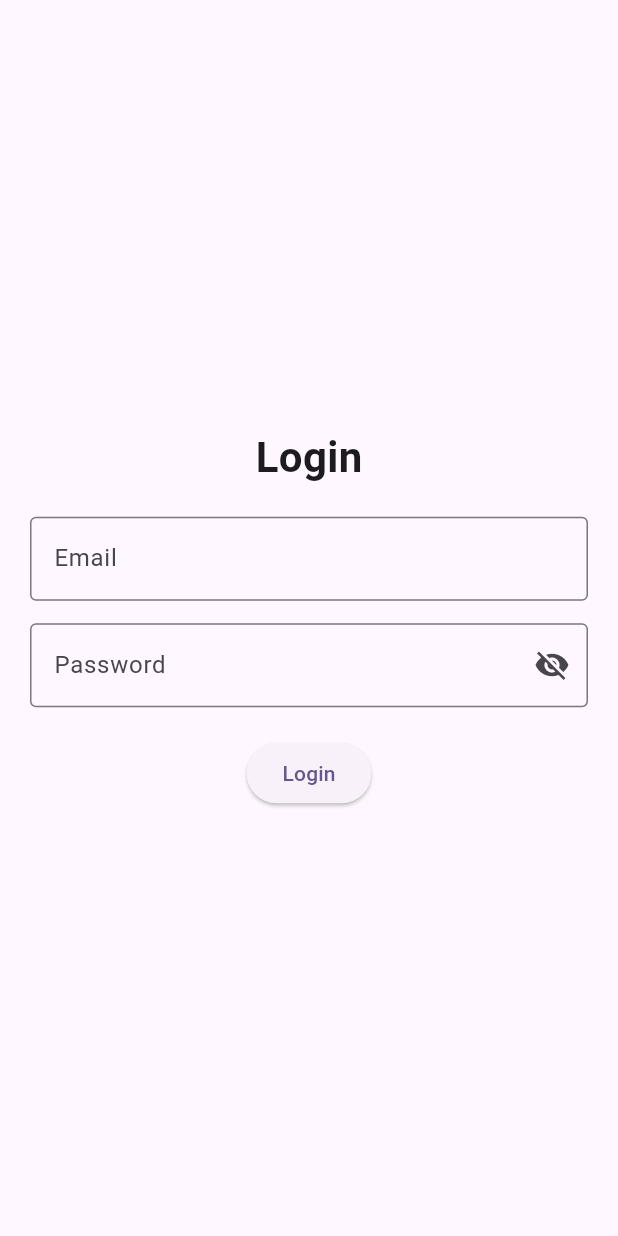
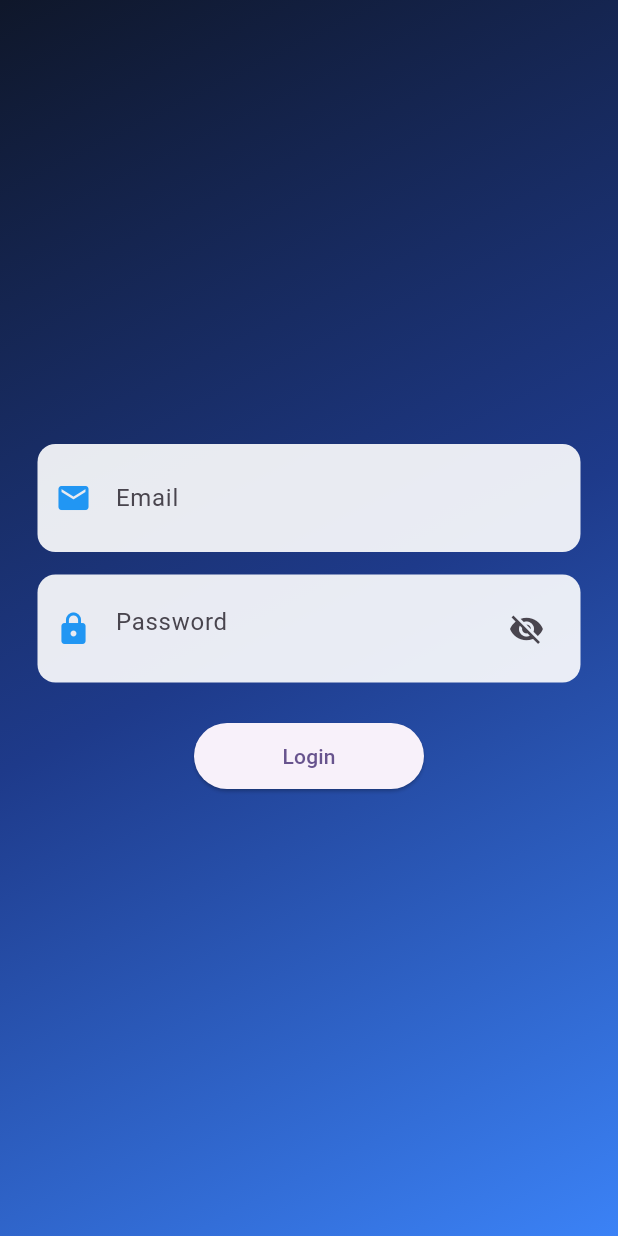
Before and after one commit to Julianarwansah/uas_cashflow_app, a Flutter app: the LoginScreen screen opened directly, on a phone screen of 412 x 824 dp. Run offline on Flutter 3.47's test engine with Material 3 defaults, Android fonts, the phone set to English and light mode, and no system bars; our stand-ins replace lottie.

Commit message:
feat(login):Tambahkan Background Gradient

```diff
--- a/lib/login/login.dart
+++ b/lib/login/login.dart
@@ -11,58 +11,84 @@ class _LoginScreenState extends State<LoginScreen> {
   final TextEditingController emailController = TextEditingController();
   final TextEditingController passController = TextEditingController();
   bool hidePassword = true;
+   Widget _inputField({
+    required String label,
+    required IconData icon,
+    required TextEditingController controller,
+    bool password = false,
+  }) {
+    return Container(
+      padding: const EdgeInsets.all(12),
+      decoration: BoxDecoration(
+        color: Colors.white.withOpacity(0.9),
+        borderRadius: BorderRadius.circular(12),
+      ),
+      child: TextField(
+        controller: controller,
+        obscureText: password ? hidePassword : false,
+        decoration: InputDecoration(
+          icon: Icon(icon, color: Colors.blue),
+          hintText: label,
+          border: InputBorder.none,
+          suffixIcon: password
+              ? IconButton(
+                  icon: Icon(
+                      hidePassword ? Icons.visibility_off : Icons.visibility),
+                  onPressed: () => setState(() => hidePassword = !hidePassword),
+                )
+              : null,
+        ),
+      ),
+    );
+  }
+
 
   @override
   Widget build(BuildContext context) {
     return Scaffold(
-      body: Padding(
-        padding: const EdgeInsets.all(20),
-        child: Column(
-          mainAxisAlignment: MainAxisAlignment.center,
-          children: [
-            const Text(
-              "Login",
-              style: TextStyle(fontSize: 28, fontWeight: FontWeight.bold),
-            ),
-
-            const SizedBox(height: 20),
-
-            TextField(
-              controller: emailController,
-              decoration: const InputDecoration(
-                labelText: "Email",
-                border: OutlineInputBorder(),
+      body: Container(
+        width: double.infinity,
+        height: double.infinity,
+        decoration: const BoxDecoration(
+          gradient: LinearGradient(
+            begin: Alignment.topLeft,
+            end: Alignment.bottomRight,
+            colors: [
+              Color(0xFF0F172A),
+              Color(0xFF1E3A8A),
+              Color(0xFF3B82F6),
+            ],
           ),
         ),
-
+        child: Center(
+          child: Padding(
+            padding: const EdgeInsets.symmetric(horizontal: 25),
+            child: Column(
+              mainAxisSize: MainAxisSize.min,
+              children: [
+                _inputField(
+                  label: "Email",
+                  icon: Icons.email,
+                  controller: emailController,
+                ),
                 const SizedBox(height: 15),
-
-            TextField(
+                _inputField(
+                  label: "Password",
+                  icon: Icons.lock,
                   controller: passController,
-              obscureText: hidePassword,
-              decoration: InputDecoration(
-                labelText: "Password",
-                border: const OutlineInputBorder(),
-                suffixIcon: IconButton(
-                  icon: Icon(
-                    hidePassword ? Icons.visibility_off : Icons.visibility,
+                  password: true,
                 ),
-                  onPressed: () {
-                    setState(() {
-                      hidePassword = !hidePassword;
-                    });
-                  },
+                const SizedBox(height: 25),
+                ElevatedButton(
+                    onPressed: () {},
+                    child: const Padding(
+                      padding:
+                          EdgeInsets.symmetric(horizontal: 35, vertical: 12),
+                      child: Text("Login"),
+                    )),
+              ],
             ),
           ),
-            ),
-
-            const SizedBox(height: 20),
-
-            ElevatedButton(
-              onPressed: () {},
-              child: const Text("Login"),
-            ),
-          ],
         ),
       ),
     );
```
Lines whose indentation alone changed are shown as unchanged.
